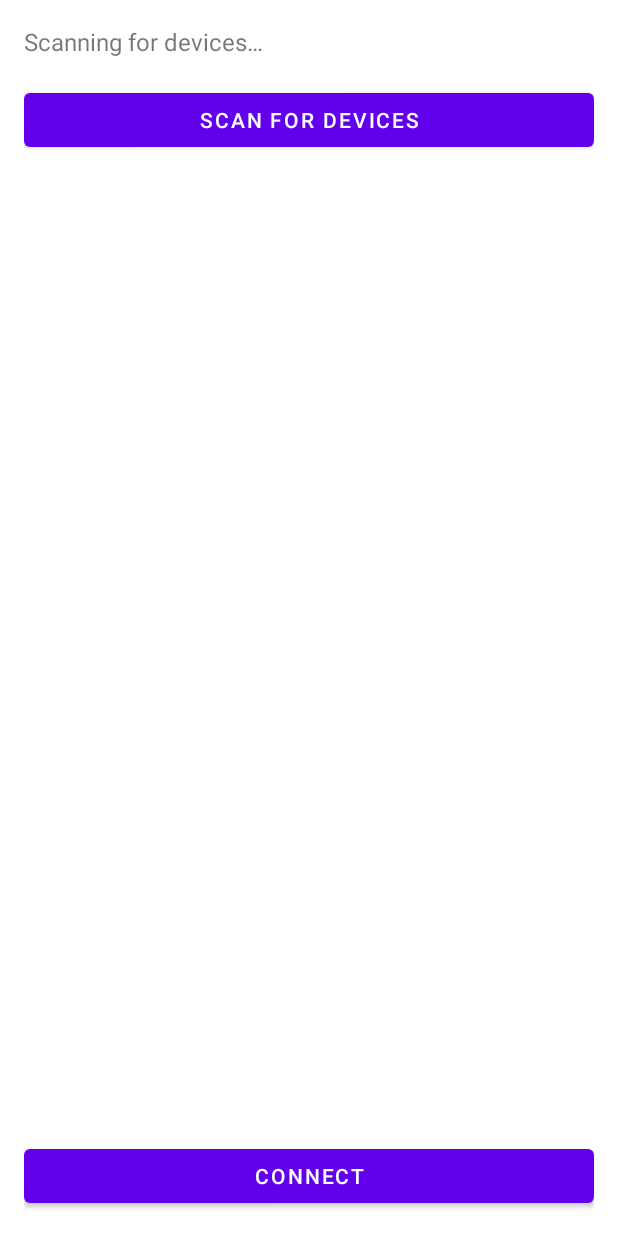
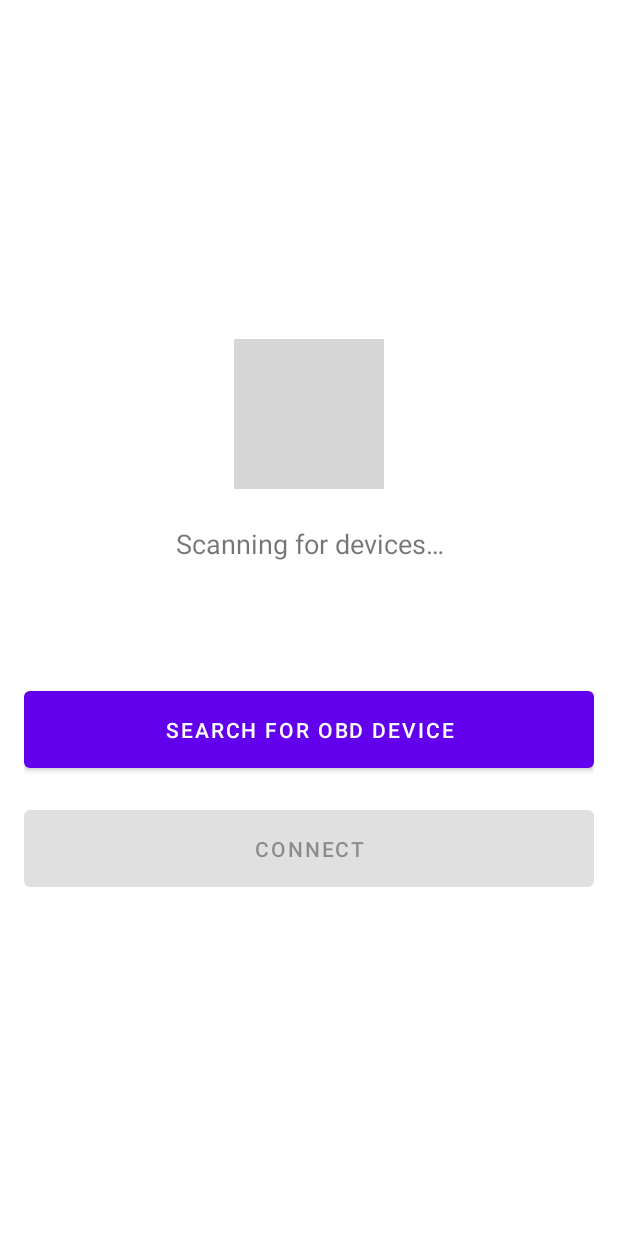
Before and after one commit to Timeonas/Driving-Efficiency-App-FYP, an Android app: the ObdConnectActivity screen opened directly, with no data from a screen before it, on a phone screen of 412 x 824 dp. Run offline under Robolectric (Android 15) with nearby library versions, the phone set to English and light mode, and no system bars; grey boxes are pictures that could not be loaded.

Commit message:
Changes to OBD connect

```diff
--- a/app/src/main/res/layout/obd_connect_activity.xml
+++ b/app/src/main/res/layout/obd_connect_activity.xml
@@ -3,71 +3,52 @@
     android:layout_width="match_parent"
     android:layout_height="match_parent"
     android:orientation="vertical"
-    android:padding="16dp">
+    android:padding="16dp"
+    android:gravity="center">
 
-    <LinearLayout
-        android:layout_width="match_parent"
-        android:layout_height="wrap_content"
-        android:gravity="center_vertical"
-        android:orientation="horizontal">
+    <ImageView
+        android:id="@+id/obd_icon"
+        android:layout_width="100dp"
+        android:layout_height="100dp"
+        android:src="@drawable/ic_car"
+        android:layout_marginBottom="24dp"/>
 
     <TextView
         android:id="@+id/status_text"
-            android:layout_width="0dp"
+        android:layout_width="wrap_content"
         android:layout_height="wrap_content"
-            android:layout_weight="1"
         android:text="@string/scan_ready"
-            android:textSize="16sp" />
+        android:textSize="18sp"
+        android:textAlignment="center"
+        android:layout_marginBottom="24dp"/>
 
     <ProgressBar
         android:id="@+id/connection_progress"
-            android:layout_width="24dp"
-            android:layout_height="24dp"
-            android:visibility="gone" />
+        android:layout_width="32dp"
+        android:layout_height="32dp"
+        android:visibility="gone"
+        android:layout_marginBottom="16dp"/>
 
     <ImageView
         android:id="@+id/connection_status"
-            android:layout_width="24dp"
-            android:layout_height="24dp"
-            android:layout_marginStart="8dp" />
-    </LinearLayout>
+        android:layout_width="32dp"
+        android:layout_height="32dp"
+        android:layout_marginBottom="24dp"/>
 
     <Button
         android:id="@+id/scan_button"
         android:layout_width="match_parent"
         android:layout_height="wrap_content"
-        android:layout_marginTop="16dp"
-        android:text="@string/scan_devices" />
-
-    <ScrollView
-        android:id="@+id/device_scroll"
-        android:layout_width="match_parent"
-        android:layout_height="0dp"
-        android:layout_weight="1"
-        android:layout_marginTop="16dp"
-        android:contentDescription="@string/obd_device_list">
-
-        <LinearLayout
-            android:id="@+id/device_list"
-            android:layout_width="match_parent"
-            android:layout_height="wrap_content"
-            android:orientation="vertical">
-
-            <TextView
-                android:id="@+id/empty_device_list"
-                android:layout_width="match_parent"
-                android:layout_height="wrap_content"
-                android:text="@string/no_devices_found"
-                android:gravity="center"
-                android:visibility="gone"/>
-        </LinearLayout>
-    </ScrollView>
+        android:text="Search for OBD Device"
+        android:padding="16dp"/>
 
     <Button
         android:id="@+id/connect_button"
         android:layout_width="match_parent"
         android:layout_height="wrap_content"
         android:layout_marginTop="16dp"
-        android:text="@string/connect" />
+        android:text="Connect"
+        android:padding="16dp"
+        android:enabled="false"/>
 
 </LinearLayout>
--- a/app/src/main/res/values/strings.xml
+++ b/app/src/main/res/values/strings.xml
@@ -53,4 +53,5 @@
     <string name="permission_denied_connection">Permission denied during connection</string>
     <string name="paired_successfully">Paired successfully</string>
     <string name="pairing_failed">Pairing failed</string>
+    <string name="device_found">OBDII device found! Click connect to establish connection.</string>
 </resources>
```
Also changed, not shown: app/src/main/java/com/example/drivingefficiencyapp/ObdConnectActivity.kt (+27 -71 lines), app/src/main/res/layout/dialog_pairing_code.xml (deleted, +0 -19 lines), 1 other file. Lines whose indentation alone changed are shown as unchanged.
